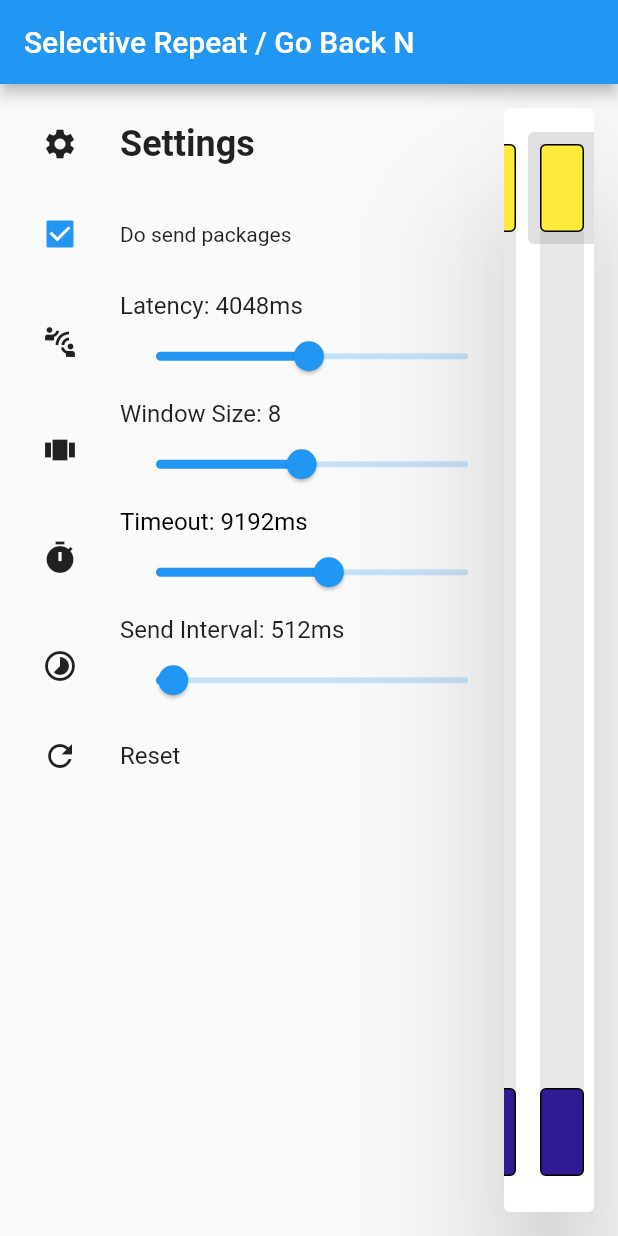
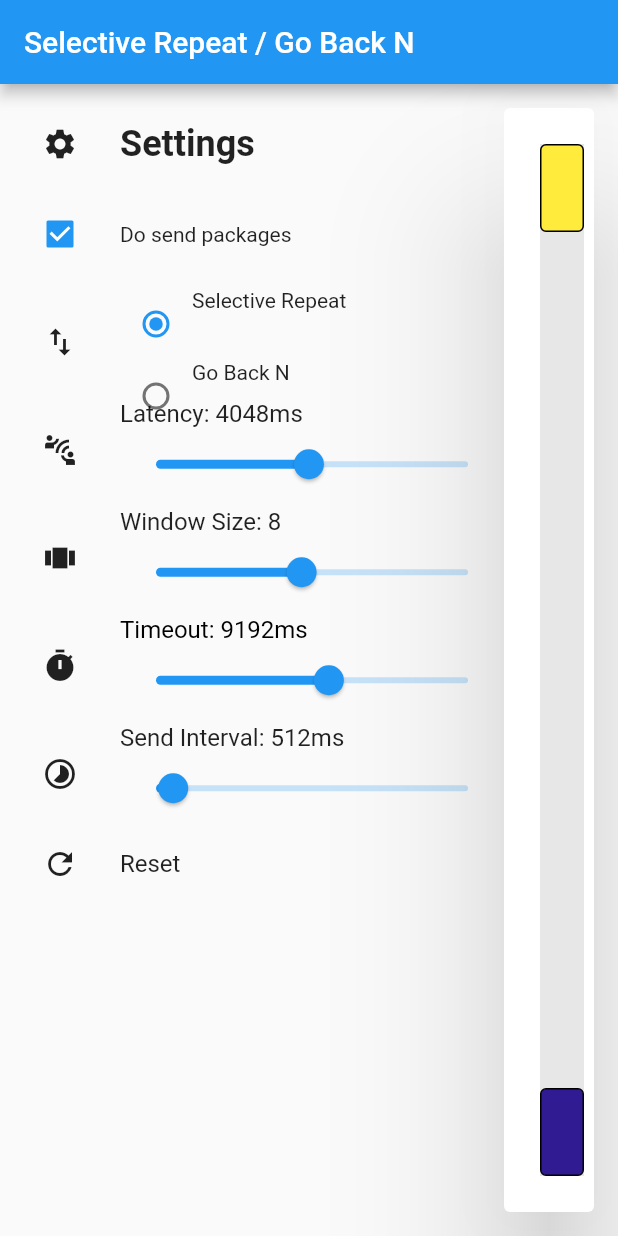
Before and after one commit to Marc-R2/package_visual, a Flutter app: the screen it shows after launch, after a tap on the "settings" icon, on a phone screen of 412 x 824 dp. Run offline on Flutter 3.47's test engine with Material 2 defaults, Android fonts, the light colour scheme and no system bars.

Commit message:
feature(Protocol): Menu Icon

```diff
--- a/lib/animation/package.dart
+++ b/lib/animation/package.dart
@@ -6,7 +6,6 @@ class Package {
   /// Create a new Package instance
   const Package({
     required this.index,
-    required this.protocol,
     required this.startTime,
     required this.receiveTime,
     required this.confirmationTime,
@@ -24,7 +23,6 @@ class Package {
     return Package(
       index: index,
       startTime: now,
-      protocol: Settings.protocol,
       receiveTime: now.add(transmissionTime),
       confirmationTime: now.add(transmissionTime * 2),
       timeoutTime: now.add(Duration(milliseconds: Settings.timeout)),
@@ -36,9 +34,6 @@ class Package {
 
   /// The index of the package.
   final int index;
-
-  /// The protocol used to send the package.
-  final Protocol protocol;
 
   /// Time when the package was sent.
   final DateTime startTime;
@@ -101,7 +96,6 @@ class Package {
   }) {
     return Package(
       index: index ?? this.index,
-      protocol: protocol ?? this.protocol,
       startTime: startTime ?? this.startTime,
       receiveTime: receiveTime ?? this.receiveTime,
       confirmationTime: confirmationTime ?? this.confirmationTime,
--- a/lib/animation/package_frame_view.dart
+++ b/lib/animation/package_frame_view.dart
@@ -36,6 +36,7 @@ class _PackageFrameViewState extends State<PackageFrameView> {
   double _xScroll = 0;
   double _width = 1;
 
+  static bool _widgetIsVisible = false;
   static Timer? updateTimer;
   Timer? updateTimerPos;
 
@@ -47,6 +48,7 @@ class _PackageFrameViewState extends State<PackageFrameView> {
       const Duration(milliseconds: 64),
       updatePositions,
     );
+    _widgetIsVisible = true;
     super.initState();
   }
 
@@ -63,7 +65,9 @@ class _PackageFrameViewState extends State<PackageFrameView> {
   }
 
   void updatePositions([Timer? t]) {
-    // Move the slider for the received packages
+    // _widgetIsVisible = mounted;
+    if (!mounted) return;
+
     final receiveFrames = Settings.packages
         .where((element) => element.index == _currentReceiveFrame);
     if (receiveFrames.any((item) => item.isReceived && !item.isDestroyed)) {
@@ -90,6 +94,8 @@ class _PackageFrameViewState extends State<PackageFrameView> {
   }
 
   static void update([Timer? t]) {
+    if (!_widgetIsVisible) return;
+
     final size = Settings.windowSize;
     if (!Settings.doSendPackages) return;
 
@@ -102,13 +108,7 @@ class _PackageFrameViewState extends State<PackageFrameView> {
         break;
       }
 
-      // Get the oldest frame
-      final oldestFrame = frames.reduce((value, element) {
-        if (value.receiveTime.isBefore(element.receiveTime)) return value;
-        return element;
-      });
-
-      if (oldestFrame.protocol == Protocol.selectiveRepeat) {
+      if (Settings.protocol == Protocol.selectiveRepeat) {
         if (frames.any((item) => item.isTimedOut)) {
           if (!frames.any((item) => !item.isDestroyed && item.isConfirmed)) {
             if (!frames.any((item) => !item.isTimedOut)) {
@@ -117,18 +117,23 @@ class _PackageFrameViewState extends State<PackageFrameView> {
             }
           }
         }
-      } else if (oldestFrame.protocol == Protocol.goBackN) {
+      } else if (Settings.protocol == Protocol.goBackN) {
         // TODO(any): Implement
+        // Remove all done packages
+        Settings.packages.removeWhere(
+          (item) => item.isDone && item.index <= _currentSendFrame,
+        );
+        if (i == 0 && frames.isEmpty) {
+          Settings.packages.add(Package.fromSettings(index: index));
+          break;
+        }
       }
     }
   }
 
   void autoUpdateScroll() {
-    final newPos = _currentSendFrame * (_width + 16);
-    final scrollPos = widget.scrollController.offset;
+    final double newPos = max(0, (_currentSendFrame - 4) * (_width + 16));
 
-    // if new position is in range of a few _widths, scroll to it
-    if (newPos - scrollPos < _width * 12) {
     widget.scrollController.animateTo(
       newPos,
       duration: const Duration(milliseconds: 256),
@@ -136,10 +141,16 @@ class _PackageFrameViewState extends State<PackageFrameView> {
     );
   }
 
-  }
-
   List<Package> getItems(int index) =>
       Settings.packages.where((item) => item.index == index).toList();
+
+  @override
+  void dispose() {
+    _widgetIsVisible = false;
+    updateTimerPos?.cancel();
+    widget.scrollController.removeListener(updateScroll);
+    super.dispose();
+  }
 
   @override
   Widget build(BuildContext context) {
@@ -179,11 +190,10 @@ class _PackageFrameViewState extends State<PackageFrameView> {
                 ),
               ),
             ),
-            ScrollConfiguration(
-              behavior: MyCustomScrollBehavior(),
-              child: ListView.builder(
+            ListView.builder(
               controller: widget.scrollController,
               scrollDirection: Axis.horizontal,
+              physics: const NeverScrollableScrollPhysics(),
               padding: const EdgeInsets.symmetric(horizontal: 16),
               itemCount: max(_currentSendFrame, _currentReceiveFrame) + 48,
               itemBuilder: (context, index) => PackageColumn(
@@ -195,7 +205,6 @@ class _PackageFrameViewState extends State<PackageFrameView> {
                 package: getItems(index),
               ),
             ),
-            ),
           ],
         );
       },
--- a/lib/main.dart
+++ b/lib/main.dart
@@ -4,6 +4,7 @@ import 'package:flutter/material.dart';
 import 'package:package_visual/animation/package_frame_view.dart';
 import 'package:package_visual/openMenu/open_menu_item.dart';
 import 'package:package_visual/openMenu/open_menu_widget.dart';
+import 'package:package_visual/settings/protocol.dart';
 import 'package:package_visual/settings/settings_controller.dart';
 
 void main() {
@@ -97,6 +98,46 @@ class _MyHomePageState extends State<MyHomePage> {
                 editable: const Align(
                   alignment: Alignment.centerLeft,
                   child: Text('Do send packages'),
+                ),
+              ),
+              // Protocol
+              OpenMenuItem(
+                height: 72,
+                leading: const Icon(Icons.swap_vert),
+                editable: Column(
+                  mainAxisSize: MainAxisSize.min,
+                  crossAxisAlignment: CrossAxisAlignment.start,
+                  children: [
+                    Row(
+                      crossAxisAlignment: CrossAxisAlignment.start,
+                      children: [
+                        Radio<Protocol>(
+                          value: Protocol.selectiveRepeat,
+                          groupValue: Settings.protocol,
+                          onChanged: (value) {
+                            Settings.protocol = value!;
+                            if (mounted) setState(() {});
+                          },
+                        ),
+                        const Text('Selective Repeat'),
+                      ],
+                    ),
+                    Row(
+                      mainAxisSize: MainAxisSize.min,
+                      crossAxisAlignment: CrossAxisAlignment.start,
+                      children: [
+                        Radio<Protocol>(
+                          value: Protocol.goBackN,
+                          groupValue: Settings.protocol,
+                          onChanged: (value) {
+                            Settings.protocol = value!;
+                            if (mounted) setState(() {});
+                          },
+                        ),
+                        const Text('Go Back N'),
+                      ],
+                    ),
+                  ],
                 ),
               ),
               // Transmission Time
```
Lines whose indentation alone changed are shown as unchanged.
